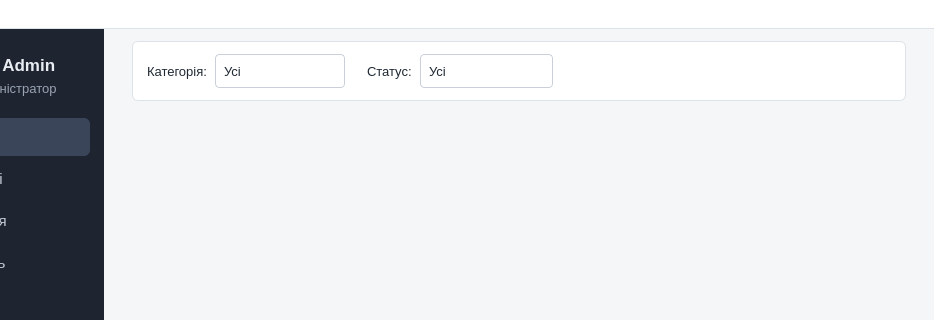
Above: adminwindow.ui from lopez1k/kursova before the change; both pictures show x 106 to 1040 and y 0 to 320 of the 1040 by 680 pixel window. Below: the same form after it.
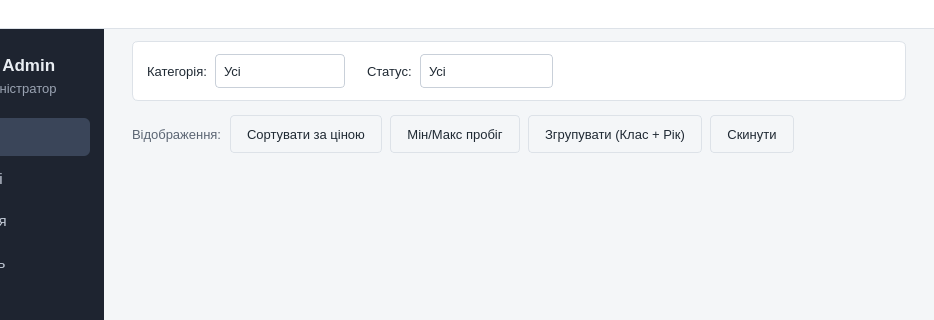
That is the form after the change.

What changed in the file:
```diff
--- a/adminwindow.ui
+++ b/adminwindow.ui
@@ -62,6 +62,8 @@
 QWidget#carsPage QPushButton:hover    { background: #EAEEF3; border-color: #C9D0D9; }
 QWidget#carsPage QPushButton:pressed  { background: #DFE5EC; }
 QWidget#carsPage QPushButton:disabled { background: #F4F6F8; border-color: #E6E9ED; color: #A0A8B4; }
+QWidget#carsPage QPushButton:checked  { background: #4A6FA5; border-color: #4A6FA5; color: #FFFFFF; }
+QLabel#lblView { color: #5B6573; }
 QPushButton#btnAddCar { background: #4A6FA5; border-color: #4A6FA5; color: #FFFFFF; font-weight: 600; }
 QPushButton#btnAddCar:hover   { background: #3F5F8F; border-color: #3F5F8F; }
 QPushButton#btnAddCar:pressed { background: #34507A; }
@@ -496,6 +498,85 @@
              </layout>
             </widget>
            </item>
+           <item>
+            <layout class="QHBoxLayout" name="viewLayout">
+             <property name="spacing">
+              <number>8</number>
+             </property>
+             <item>
+              <widget class="QLabel" name="lblView">
+               <property name="text">
+                <string>Відображення:</string>
+               </property>
+              </widget>
+             </item>
+             <item>
+              <widget class="QPushButton" name="btnSortMerge">
+               <property name="cursor">
+                <cursorShape>PointingHandCursor</cursorShape>
+               </property>
+               <property name="text">
+                <string>Сортувати за ціною</string>
+               </property>
+               <property name="checkable">
+                <bool>true</bool>
+               </property>
+              </widget>
+             </item>
+             <item>
+              <widget class="QPushButton" name="btnMinMaxMileage">
+               <property name="cursor">
+                <cursorShape>PointingHandCursor</cursorShape>
+               </property>
+               <property name="text">
+                <string>Мін/Макс пробіг</string>
+               </property>
+               <property name="checkable">
+                <bool>true</bool>
+               </property>
+              </widget>
+             </item>
+             <item>
+              <widget class="QPushButton" name="btnGroupAndSort">
+               <property name="cursor">
+                <cursorShape>PointingHandCursor</cursorShape>
+               </property>
+               <property name="text">
+                <string>Згрупувати (Клас + Рік)</string>
+               </property>
+               <property name="checkable">
+                <bool>true</bool>
+               </property>
+              </widget>
+             </item>
+             <item>
+              <widget class="QPushButton" name="btnResetView">
+               <property name="cursor">
+                <cursorShape>PointingHandCursor</cursorShape>
+               </property>
+               <property name="text">
+                <string>Скинути</string>
+               </property>
+               <property name="checkable">
+                <bool>false</bool>
+               </property>
+              </widget>
+             </item>
+             <item>
+              <spacer name="viewSpacer">
+               <property name="orientation">
+                <enum>Qt::Orientation::Horizontal</enum>
+               </property>
+               <property name="sizeHint" stdset="0">
+                <size>
+                 <width>0</width>
+                 <height>0</height>
+                </size>
+               </property>
+              </spacer>
+             </item>
+            </layout>
+           </item>
            <item>
             <widget class="QListWidget" name="carsListWidget">
              <property name="frameShape">
```
